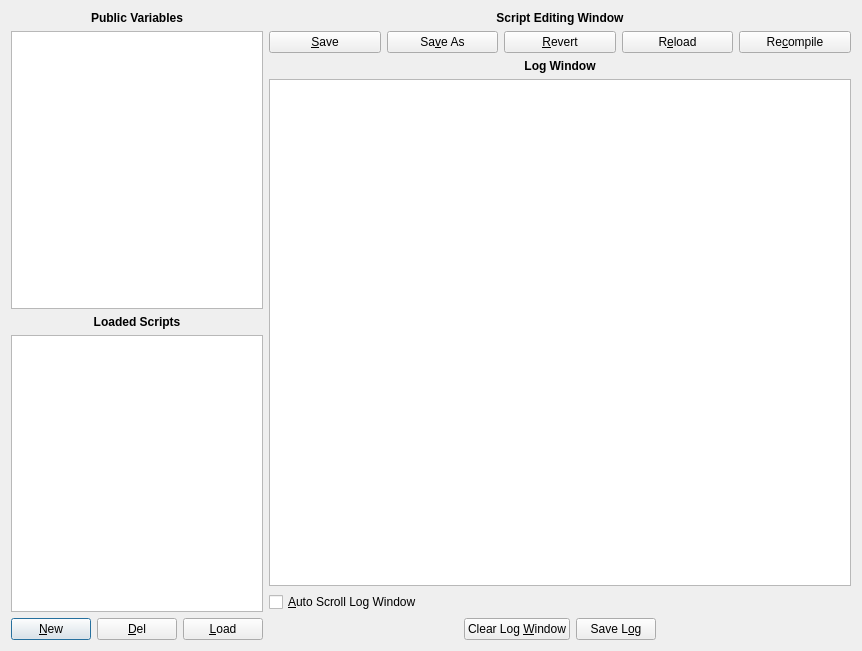
collin80/SavvyCAN, file ui/scriptingwindow.ui: the form before one commit.
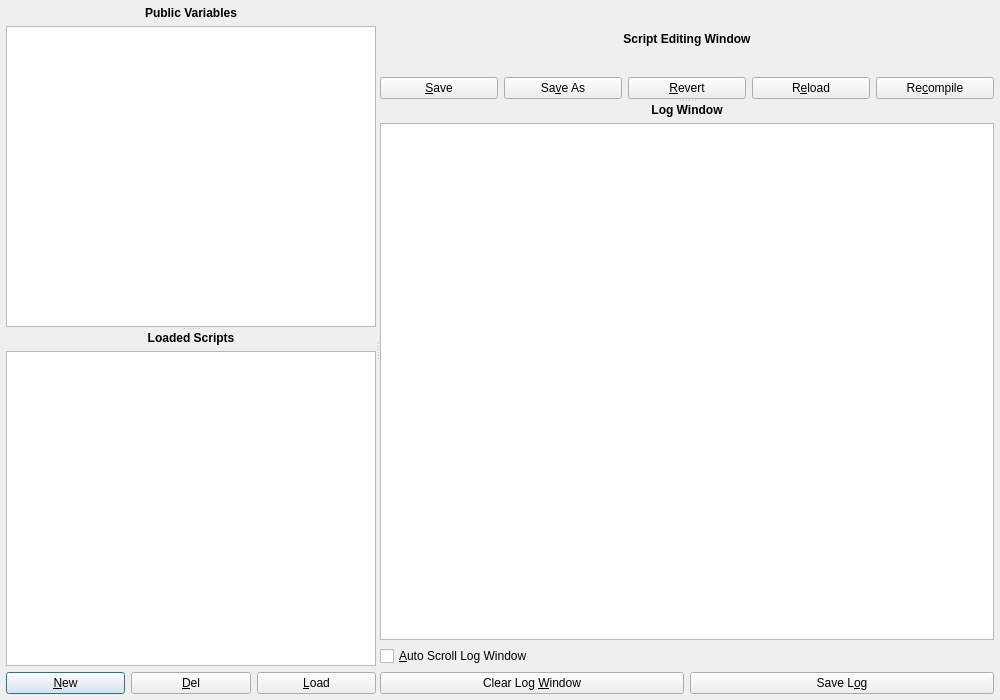
The form after the commit.

Commit message:
Scripting window: add resizable splitter panes
- Replace fixed HBoxLayout with QSplitter (horizontal) between left and right panels
- Add vertical QSplitter (splitterLeft) in left panel between Public Variables and Loaded Scripts
- Add vertical QSplitter (splitterRight) in right panel between Script Editor and Log Window
- Set default ratios: left 1/3 right 2/3, variables:scripts 3:2, editor:log 3:2
- Save and restore all three splitter states via QSettings

Patch:
```diff
--- a/ui/scriptingwindow.ui
+++ b/ui/scriptingwindow.ui
@@ -6,16 +6,71 @@
    <rect>
     <x>0</x>
     <y>0</y>
-    <width>862</width>
-    <height>651</height>
+    <width>1000</width>
+    <height>700</height>
    </rect>
   </property>
   <property name="windowTitle">
    <string>Scripting Interface</string>
   </property>
-  <layout class="QHBoxLayout" name="horizontalLayout" stretch="1,4">
+  <layout class="QVBoxLayout" name="mainVLayout">
+   <property name="leftMargin">
+    <number>6</number>
+   </property>
+   <property name="topMargin">
+    <number>6</number>
+   </property>
+   <property name="rightMargin">
+    <number>6</number>
+   </property>
+   <property name="bottomMargin">
+    <number>6</number>
+   </property>
    <item>
+    <widget class="QSplitter" name="splitterMain">
+     <property name="orientation">
+      <enum>Qt::Horizontal</enum>
+     </property>
+     <property name="childrenCollapsible">
+      <bool>false</bool>
+     </property>
+     <!-- Left panel: variables + loaded scripts -->
+     <widget class="QWidget" name="leftPanel">
     <layout class="QVBoxLayout" name="verticalLayout_2">
+       <property name="leftMargin">
+        <number>0</number>
+       </property>
+       <property name="topMargin">
+        <number>0</number>
+       </property>
+       <property name="rightMargin">
+        <number>0</number>
+       </property>
+       <property name="bottomMargin">
+        <number>0</number>
+       </property>
+       <item>
+        <widget class="QSplitter" name="splitterLeft">
+         <property name="orientation">
+          <enum>Qt::Vertical</enum>
+         </property>
+         <property name="childrenCollapsible">
+          <bool>false</bool>
+         </property>
+         <widget class="QWidget" name="variablesPanel">
+          <layout class="QVBoxLayout" name="verticalLayout_vars">
+           <property name="leftMargin">
+            <number>0</number>
+           </property>
+           <property name="topMargin">
+            <number>0</number>
+           </property>
+           <property name="rightMargin">
+            <number>0</number>
+           </property>
+           <property name="bottomMargin">
+            <number>0</number>
+           </property>
      <item>
       <widget class="QLabel" name="label_4">
        <property name="font">
@@ -34,6 +89,22 @@
      <item>
       <widget class="QTableWidget" name="tableVariables"/>
      </item>
+          </layout>
+         </widget>
+         <widget class="QWidget" name="scriptsPanel">
+          <layout class="QVBoxLayout" name="verticalLayout_scripts">
+           <property name="leftMargin">
+            <number>0</number>
+           </property>
+           <property name="topMargin">
+            <number>0</number>
+           </property>
+           <property name="rightMargin">
+            <number>0</number>
+           </property>
+           <property name="bottomMargin">
+            <number>0</number>
+           </property>
      <item>
       <widget class="QLabel" name="label">
        <property name="font">
@@ -78,9 +149,49 @@
       </layout>
      </item>
     </layout>
-   </item>
+         </widget>
+        </widget>
+       </item>
+      </layout>
+     </widget>
+     <!-- Right panel: vertical splitter between editor and log -->
+     <widget class="QWidget" name="rightPanel">
+      <layout class="QVBoxLayout" name="rightOuterLayout">
+       <property name="leftMargin">
+        <number>0</number>
+       </property>
+       <property name="topMargin">
+        <number>0</number>
+       </property>
+       <property name="rightMargin">
+        <number>0</number>
+       </property>
+       <property name="bottomMargin">
+        <number>0</number>
+       </property>
    <item>
-    <layout class="QVBoxLayout" name="verticalLayout" stretch="0,0,0,4,0,0">
+        <widget class="QSplitter" name="splitterRight">
+         <property name="orientation">
+          <enum>Qt::Vertical</enum>
+         </property>
+         <property name="childrenCollapsible">
+          <bool>false</bool>
+         </property>
+         <!-- Editor section (editor widget inserted here by code) -->
+         <widget class="QWidget" name="editorPanel">
+          <layout class="QVBoxLayout" name="verticalLayout">
+           <property name="leftMargin">
+            <number>0</number>
+           </property>
+           <property name="topMargin">
+            <number>0</number>
+           </property>
+           <property name="rightMargin">
+            <number>0</number>
+           </property>
+           <property name="bottomMargin">
+            <number>0</number>
+           </property>
      <item>
       <widget class="QLabel" name="label_2">
        <property name="font">
@@ -135,6 +246,23 @@
        </item>
       </layout>
      </item>
+          </layout>
+         </widget>
+         <!-- Log section -->
+         <widget class="QWidget" name="logPanel">
+          <layout class="QVBoxLayout" name="verticalLayout_log">
+           <property name="leftMargin">
+            <number>0</number>
+           </property>
+           <property name="topMargin">
+            <number>0</number>
+           </property>
+           <property name="rightMargin">
+            <number>0</number>
+           </property>
+           <property name="bottomMargin">
+            <number>0</number>
+           </property>
      <item>
       <widget class="QLabel" name="label_3">
        <property name="font">
@@ -162,10 +290,6 @@
      </item>
      <item>
         <layout class="QHBoxLayout" name="horizontalLayout_log">
-            <property name="alignment">
-                <set>Qt::AlignCenter</set>
-            </property>
-            <property name="contentsMargins">10, 0, 10, 0</property>
             <item>
                 <widget class="QPushButton" name="btnClearLog">
                     <property name="text">
@@ -183,6 +307,12 @@
         </layout>
      </item>
     </layout>
+         </widget>
+        </widget>
+       </item>
+      </layout>
+     </widget>
+    </widget>
    </item>
   </layout>
  </widget>
```
Lines whose indentation alone changed are shown as unchanged. The commit also changes 2 other files.
